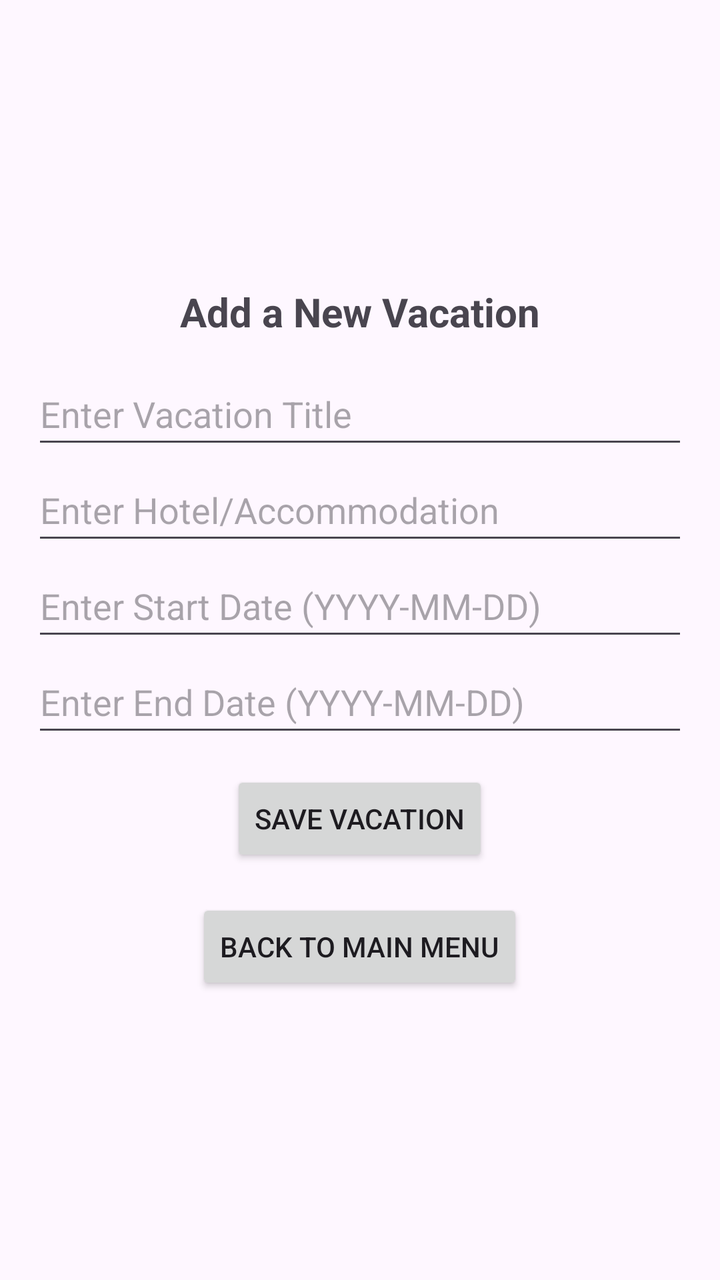
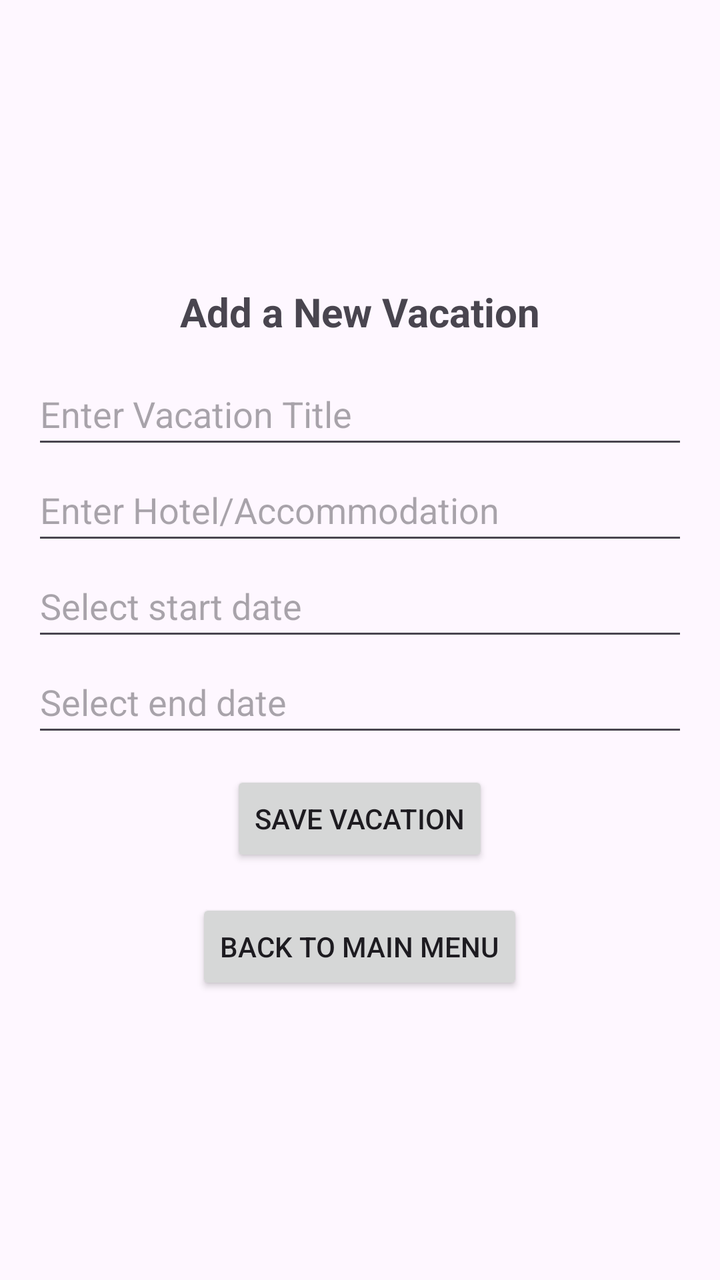

Before-and-after screenshots of an Android layout around one commit, followed by the original layout XML and the change that was made.
<!-- AndroidManifest.xml: application theme Theme.D308VacationPlanner -->
<!-- res/layout/activity_add_vacation.xml -->
<?xml version="1.0" encoding="utf-8"?>
<LinearLayout xmlns:android="http://schemas.android.com/apk/res/android"
    android:layout_width="match_parent"
    android:layout_height="match_parent"
    android:orientation="vertical"
    android:gravity="center"
    android:padding="16dp">

    <TextView
        android:layout_width="wrap_content"
        android:layout_height="wrap_content"
        android:text="Add a New Vacation"
        android:textSize="20sp"
        android:textStyle="bold"
        android:paddingBottom="12dp" />

    <EditText
        android:id="@+id/editTextVacationTitle"
        android:layout_width="match_parent"
        android:layout_height="48dp"
        android:hint="Enter Vacation Title"
        android:inputType="text" />

    <EditText
        android:id="@+id/editTextHotel"
        android:layout_width="match_parent"
        android:layout_height="48dp"
        android:hint="Enter Hotel/Accommodation"
        android:inputType="text" />

    <EditText
        android:id="@+id/editTextStartDate"
        android:layout_width="match_parent"
        android:layout_height="48dp"
        android:hint="Enter Start Date (YYYY-MM-DD)"
        android:inputType="date" />

    <EditText
        android:id="@+id/editTextEndDate"
        android:layout_width="match_parent"
        android:layout_height="48dp"
        android:hint="Enter End Date (YYYY-MM-DD)"
        android:inputType="date" />

    <Button
        android:id="@+id/buttonSaveVacation"
        android:layout_width="wrap_content"
        android:layout_height="wrap_content"
        android:text="Save Vacation"
        android:layout_marginTop="12dp" />

    <Button
        android:id="@+id/buttonBack"
        android:layout_width="wrap_content"
        android:layout_height="48dp"
        android:text="Back to Main Menu"
        android:layout_marginTop="16dp" />
</LinearLayout>
<!-- resources referenced by this layout -->
<resources>
  <style name="Theme.D308VacationPlanner" parent="Base.Theme.D308VacationPlanner" />
  <style name="Base.Theme.D308VacationPlanner" parent="Theme.Material3.DayNight">
          
          <item name="colorPrimary">@color/colorPrimary</item>
      </style>
  <color name="colorPrimary">#002147</color>
</resources>

<!-- the commit's change to res/layout/activity_add_vacation.xml (unified diff, before → after) -->
@@ -29,18 +29,22 @@
         android:inputType="text" />
 
     <EditText
-        android:id="@+id/editTextStartDate"
+        android:id="@+id/editTextVacationStartDate"
         android:layout_width="match_parent"
         android:layout_height="48dp"
-        android:hint="Enter Start Date (YYYY-MM-DD)"
-        android:inputType="date" />
+        android:hint="Select start date"
+        android:focusable="false"
+        android:cursorVisible="false"
+        android:inputType="none" />
 
     <EditText
-        android:id="@+id/editTextEndDate"
+        android:id="@+id/editTextVacationEndDate"
         android:layout_width="match_parent"
         android:layout_height="48dp"
-        android:hint="Enter End Date (YYYY-MM-DD)"
-        android:inputType="date" />
+        android:hint="Select end date"
+        android:focusable="false"
+        android:cursorVisible="false"
+        android:inputType="none" />
 
     <Button
         android:id="@+id/buttonSaveVacation"
